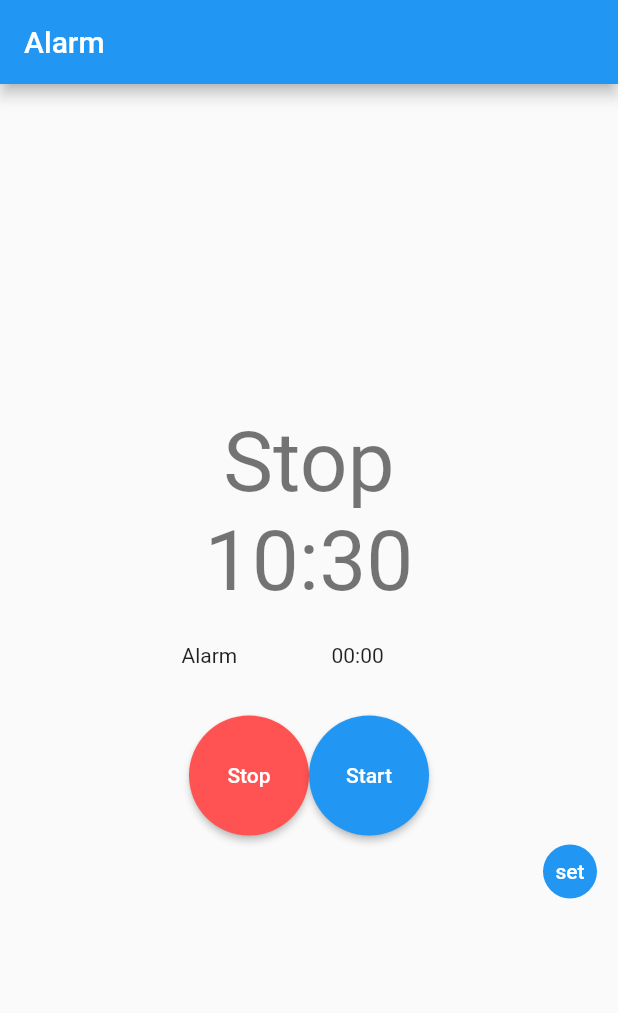
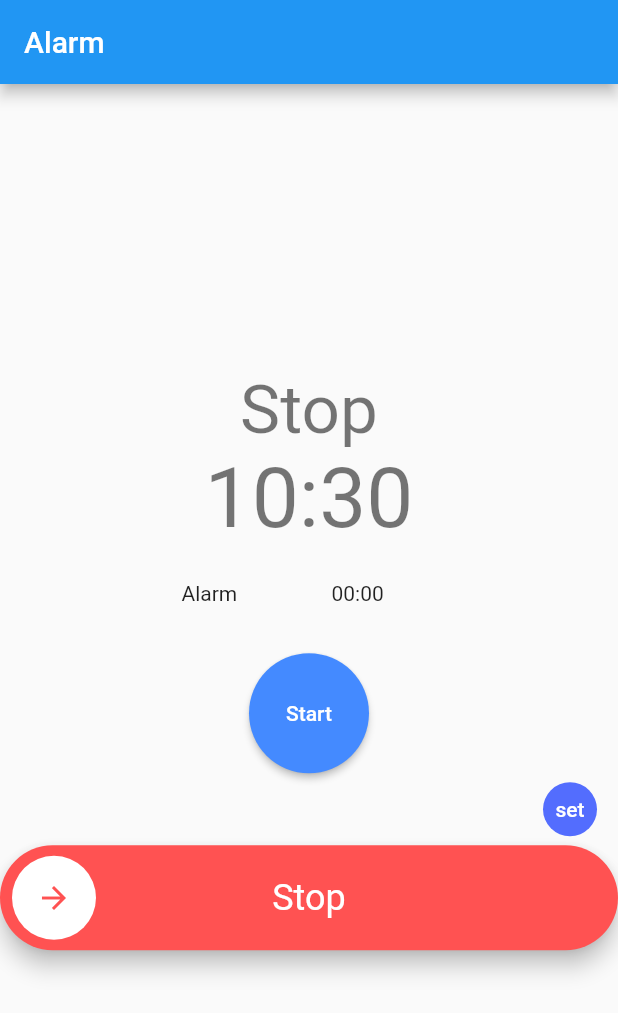
Before and after one commit to akiGitArea/alarm_app, a Flutter app: the screen it shows after launch, on a phone screen of 412 x 824 dp. Shown: the top 1013 px of the screen. Run offline on Flutter 3.47's test engine with Material 2 defaults, Android fonts, the light colour scheme and no system bars; drawn by our look-alikes of slide_to_act; our stand-ins replace flutter_local_notifications, timezone, video_player; missing offline and left inert: flutter_picker.

Commit message:
フォアグラウンドでの機能実装完了

```diff
--- a/lib/main.dart
+++ b/lib/main.dart
@@ -9,6 +9,7 @@ import 'package:intl/intl.dart';
 import 'package:flutter_local_notifications/flutter_local_notifications.dart';
 // import 'package:flutter_native_timezone/flutter_native_timezone.dart';
 import 'package:flutter/cupertino.dart';
+import 'package:slide_to_act/slide_to_act.dart';
 
 void main() async {
   _setupTimeZone();
@@ -50,10 +51,10 @@ class _AlarmPageState extends State<AlarmPage> with WidgetsBindingObserver {
   final FlutterLocalNotificationsPlugin flutterLocalNotificationsPlugin =
       FlutterLocalNotificationsPlugin();
   Timer? _timer;
-  bool _isTimerStarted = false; // タイマーが実行中かどうか（PlayでもStudyでもOK）
+  bool _isAlarmStarted = false; // アラームが実行中かどうか
   bool _shouldShowDialog = false; // ダイアログを表示すべきか
   bool _isTimerPaused = false; // タイマーがバックグラウンドで停止中かどうか
-  bool get isTimerStarted => _isTimerStarted;
+  bool get isTimerStarted => _isAlarmStarted;
   bool get shouldShowDialog => _shouldShowDialog;
   DateTime alarmTime = DateTime.utc(0, 0, 0);
   DateTime now = DateTime.now();
@@ -75,6 +76,15 @@ class _AlarmPageState extends State<AlarmPage> with WidgetsBindingObserver {
     _controller.initialize().then((_) {
       setState(() {});
     });
+    // 1秒ごとに現在時刻を更新
+    Timer.periodic(
+      const Duration(seconds: 1),
+      (Timer timer) {
+        setState(() {
+          now = DateTime.now();
+        });
+      },
+    );
     WidgetsBinding.instance.addObserver(this);
   }
 
@@ -84,7 +94,7 @@ class _AlarmPageState extends State<AlarmPage> with WidgetsBindingObserver {
 
   // アラームスタート
   void startAlarm() {
-    _isTimerStarted = true;
+    _isAlarmStarted = true;
     // タイマー起動（アラーム時刻と現在時刻の監視（ループ））
     _timer = Timer.periodic(
       const Duration(seconds: 1),
@@ -94,15 +104,17 @@ class _AlarmPageState extends State<AlarmPage> with WidgetsBindingObserver {
     );
   }
 
-  // タイマーを停止する
+  // アラームストップ
   void stopAlarm() {
-    _isTimerStarted = false;
-    if (_timer != null && _timer!.isActive) _timer!.cancel();
+    _isAlarmStarted = false;
+    _timer!.cancel();
+    //画面全体再描画
+    Navigator.pushReplacement(context,
+        MaterialPageRoute(builder: (BuildContext context) => super.widget));
   }
 
   // アラーム時刻と現在時刻の監視
   void _handleAlerm() async {
-    // この処理はフォアグラウンドでしか呼ばれないので、ローカル通知は行わない
     // アラーム時刻と現在時刻が異なる場合はリスナー継続
     now = DateTime.now();
     timeFormatyyyy = DateFormat('yyyy');
@@ -227,11 +239,12 @@ class _AlarmPageState extends State<AlarmPage> with WidgetsBindingObserver {
             mainAxisAlignment: MainAxisAlignment.center,
             crossAxisAlignment: CrossAxisAlignment.center,
             children: <Widget>[
+              // start stop テキスト
               SizedBox(
                   width: double.infinity,
                   child: Text(
                     _statrStopText,
-                    style: Theme.of(context).textTheme.displayMedium,
+                    style: Theme.of(context).textTheme.displaySmall,
                     textAlign: TextAlign.center,
                   )),
               // 現在時刻
@@ -261,45 +274,35 @@ class _AlarmPageState extends State<AlarmPage> with WidgetsBindingObserver {
                   ])
                 ]),
               ),
+              // 並べるスタイル
               Row(
                 mainAxisAlignment: MainAxisAlignment.center,
                 children: <Widget>[
+                  // Startボタン
                   SizedBox(
                       width: 80,
                       height: 80,
                       child: ElevatedButton(
-                        onPressed: () {
-                          !isTimerStarted ? () => {stopAlarm()} : null;
-                          setState(() {
-                            _statrStopText = "Stop";
-                          });
-                        },
-                        style: ElevatedButton.styleFrom(
-                          foregroundColor: Colors.white,
-                          backgroundColor: Colors.redAccent,
-                          shape: const CircleBorder(),
-                        ),
-                        child: const Text('Stop'),
-                      )),
-                  SizedBox(
-                      width: 80,
-                      height: 80,
-                      child: ElevatedButton(
-                        onPressed: () {
+                        // Startの状態なら非活性
+                        onPressed: _statrStopText == "Start"
+                            ? null
+                            : () {
                                 !isTimerStarted ? () => {startAlarm()} : null;
                                 setState(() {
                                   _statrStopText = "Start";
                                 });
+                                startAlarm();
                               },
                         style: ElevatedButton.styleFrom(
                           foregroundColor: Colors.white,
-                          backgroundColor: Colors.blue,
+                          backgroundColor: Colors.blueAccent,
                           shape: const CircleBorder(),
                         ),
                         child: const Text('Start'),
-                      ))
+                      )),
                 ],
               ),
+              // 時刻設定
               Container(
                   width: double.infinity,
                   alignment: Alignment.bottomRight,
@@ -318,23 +321,46 @@ class _AlarmPageState extends State<AlarmPage> with WidgetsBindingObserver {
                                         customColumnType: [3, 4]),
                                     title: const Text("Select Time"),
                                     onConfirm: (Picker picker, List value) {
+                                      setState(() {
                                         alarmTime = DateTime.utc(
-                                          int.parse(timeFormatyyyy.format(now)),
+                                            int.parse(
+                                                timeFormatyyyy.format(now)),
                                             int.parse(timeFormatMM.format(now)),
                                             int.parse(timeFormatdd.format(now)),
                                             value[0],
                                             value[1],
                                             0);
+                                      });
                                     },
                                   ).showModal(context);
                                 },
                           style: ElevatedButton.styleFrom(
                               foregroundColor: Colors.white,
-                              backgroundColor: Colors.blue,
+                              backgroundColor: Colors.indigoAccent,
                               shape: const CircleBorder()),
                           child: const Text('set'),
                         ),
                       ])),
+              // Stopスライドボタン
+              SlideAction(
+                text: 'Stop',
+                outerColor: Colors.redAccent,
+                onSubmit: _statrStopText == "Stop" || _statrStopText == ""
+                    ? null
+                    : () {
+                        !isTimerStarted ? () => {stopAlarm()} : null;
+                        setState(() {
+                          _statrStopText = "Stop";
+                        });
+                        stopAlarm();
+                        //Stopスライド（画面全体）再描画
+                        Navigator.pushReplacement(
+                            context,
+                            MaterialPageRoute(
+                                builder: (BuildContext context) =>
+                                    super.widget));
+                      },
+              ),
             ]),
       ),
     );
--- a/pubspec.yaml
+++ b/pubspec.yaml
@@ -41,6 +41,7 @@ dependencies:
   provider: ^6.0.5
   timezone: ^0.8.0
   video_player: ^2.0.2
+  slide_to_act: ^2.0.1
   # flutter_native_timezone: ^2.0.0
 
 dev_dependencies:
```
Also changed, not shown: pubspec.lock, 1 other file. Lines whose indentation alone changed are shown as unchanged.
